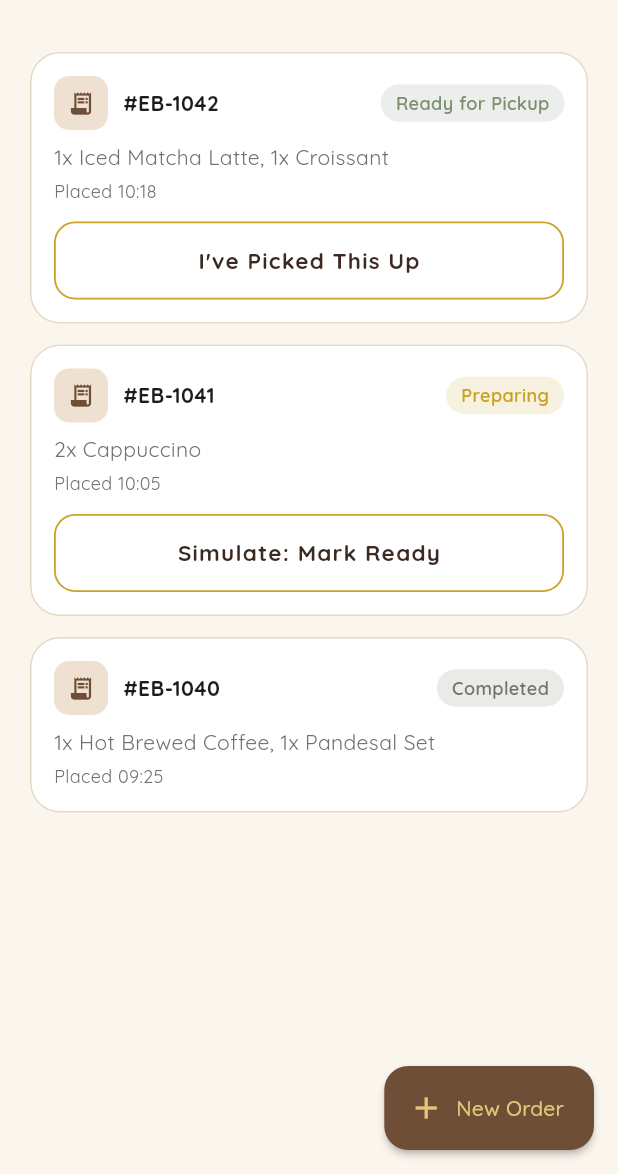
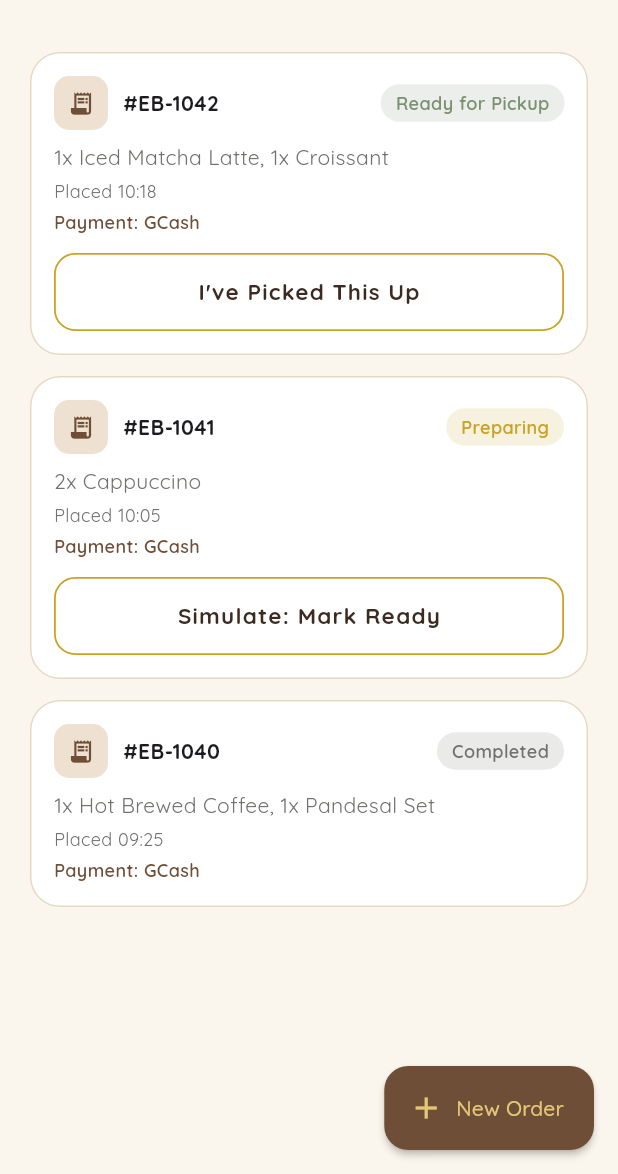
Before and after one commit to ctoswar/erlbrew-pos, a Flutter app: the PickupScreen screen opened directly, on a phone screen of 412 x 824 dp, the part 62-1236 px from its top. Run offline on Flutter 3.47's test engine with Material 3 defaults, Android fonts, the phone set to English and light mode, and no system bars; our stand-ins replace cloud_firestore, firebase_auth, firebase_core, google_fonts, qr_flutter; missing offline and left inert: mobile_scanner; accounts and stored records are empty; generated files the repository leaves out were written again.

Commit message:
feat: add payment method selection and display in order summary

```diff
--- a/erlbrew_app/lib/models/app_models.dart
+++ b/erlbrew_app/lib/models/app_models.dart
@@ -65,6 +65,7 @@ class PickupOrder {
   final String customerName;
   final String itemSummary;
   final DateTime placedAt;
+  final PickupPaymentMethod paymentMethod;
   PickupStatus status;
 
   PickupOrder({
@@ -72,9 +73,12 @@ class PickupOrder {
     required this.customerName,
     required this.itemSummary,
     required this.placedAt,
+    this.paymentMethod = PickupPaymentMethod.gcash,
     this.status = PickupStatus.preparing,
   });
 }
+
+enum PickupPaymentMethod { gcash, qrph }
 
 /// A tiny in-memory "backend" so the UI has something to react to.
 /// Replace with real API calls later.
--- a/erlbrew_app/lib/screens/pickup_screen.dart
+++ b/erlbrew_app/lib/screens/pickup_screen.dart
@@ -134,6 +134,17 @@ class _PickupScreenState extends State<PickupScreen> {
                           style: TextStyle(
                               color: AppColors.slateGrey, fontSize: 12),
                         ),
+                        const SizedBox(height: 4),
+                        Text(
+                          order.paymentMethod == PickupPaymentMethod.gcash
+                              ? 'Payment: GCash'
+                              : 'Payment: QRPh',
+                          style: TextStyle(
+                            color: AppColors.coffeeBrown,
+                            fontSize: 12,
+                            fontWeight: FontWeight.w600,
+                          ),
+                        ),
                         if (order.status != PickupStatus.completed) ...[
                           const SizedBox(height: 12),
                           SizedBox(
```
Also changed, not shown: erlbrew_app/lib/screens/order_sheet.dart (+37 -1 lines).
